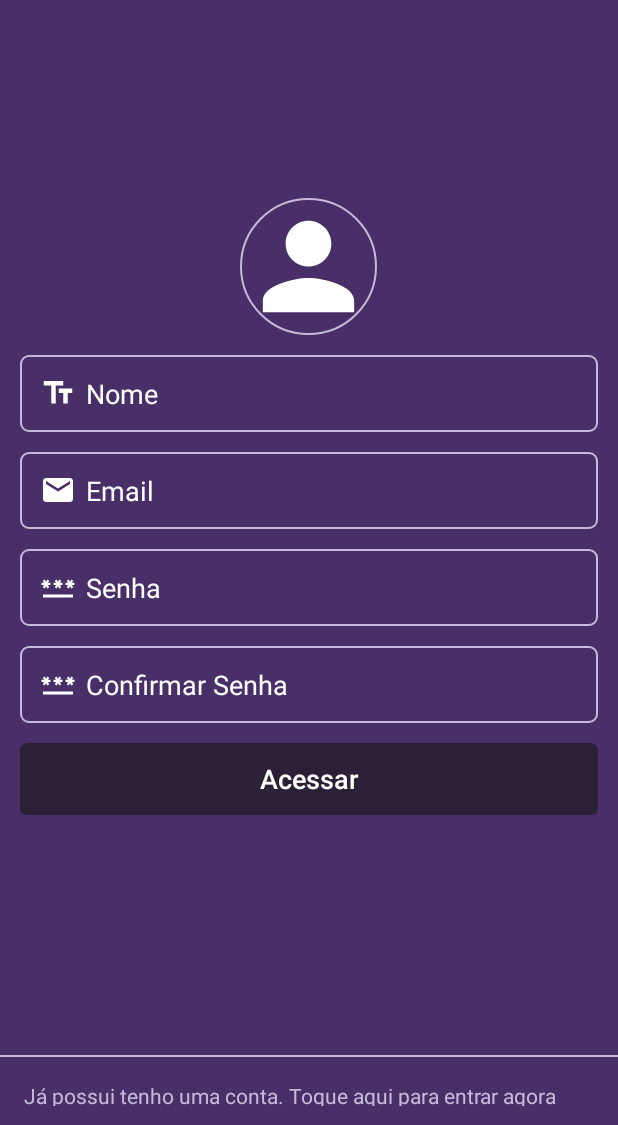
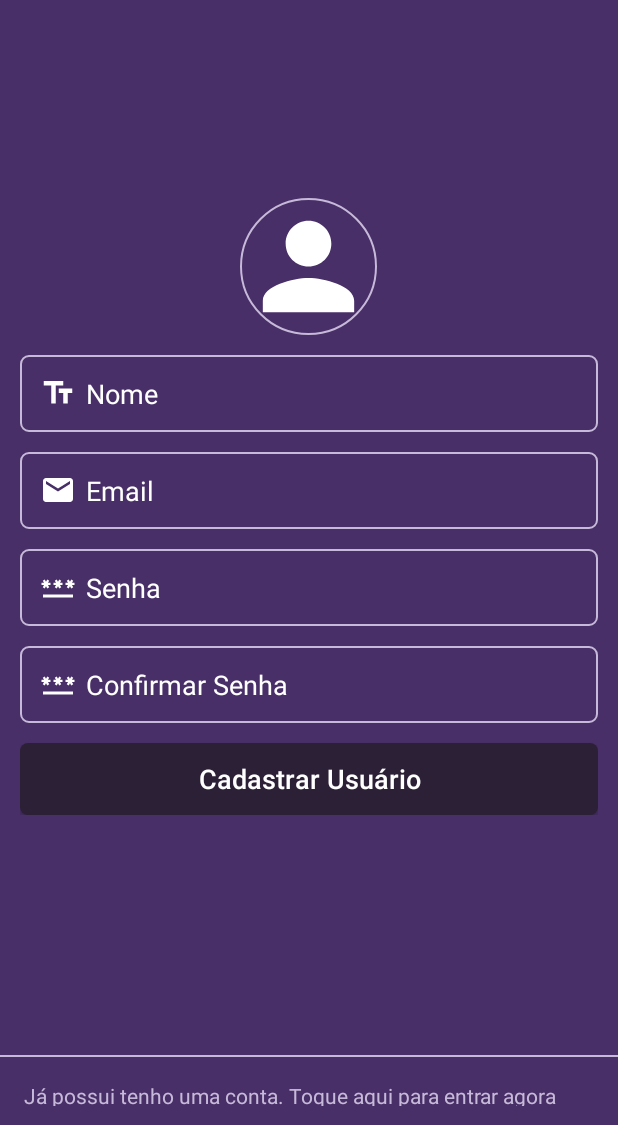
Before and after one commit to GustHenrique/ibookapp_master, an Android app: the telacadastro screen opened directly, with no data from a screen before it, on a phone screen of 412 x 824 dp, the part 111-1236 px from its top. Run offline under Robolectric (Android 15) with nearby library versions, the phone set to English and light mode, and no system bars; our stand-ins replace CircleImageView, sdp/ssp sizes; libraries missing offline, so code that uses them is left out: com.theartofdev.edmodo; pictures from the network do not load.

Commit message:
botao texto usuario

```diff
--- a/app/src/main/res/layout/telacadastro.xml
+++ b/app/src/main/res/layout/telacadastro.xml
@@ -120,7 +120,7 @@
             android:layout_marginTop="@dimen/_10sdp"
             android:background="@drawable/background_button"
             android:drawablePadding="@dimen/_5sdp"
-            android:hint="Acessar"
+            android:hint="Cadastrar Usuário"
             android:inputType="textLongMessage"
             android:padding="@dimen/_5sdp"
             android:textColor="@color/colorTextSecondary"
```
Also changed, not shown: app/src/main/java/com/example/ibookApp/fragments/FragmentHome.java (+0 -12 lines).
